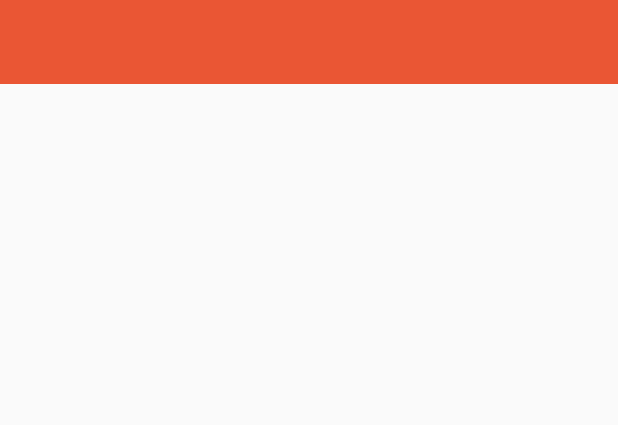
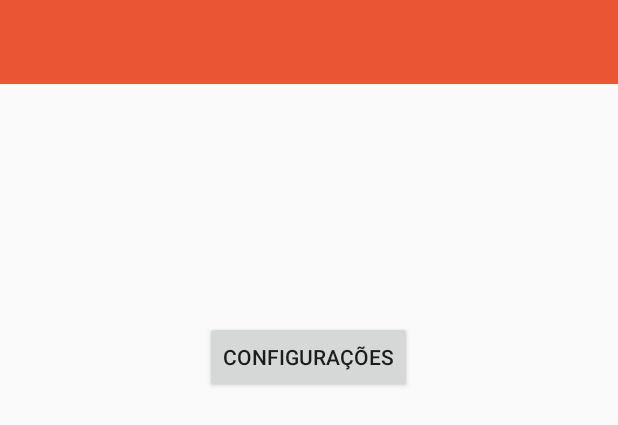
Before and after one commit to gabsouza/quem-e-quem-app, an Android app: the layout activity_principal_crianca.xml on its own in the app's theme, with its tools: preview values and no code run, on a phone screen of 412 x 824 dp. Shown: the top 425 px of the screen. Run offline under Robolectric (Android 15) with nearby library versions, the phone set to English and light mode, and no system bars.

Commit message:
Mudando respositório2

```diff
--- a/Aplicacao/app/src/main/res/layout/activity_principal_crianca.xml
+++ b/Aplicacao/app/src/main/res/layout/activity_principal_crianca.xml
@@ -10,4 +10,13 @@
         android:background="?attr/colorPrimary"
         android:minHeight="?attr/actionBarSize" />
 
+    <Button
+        android:layout_width="wrap_content"
+        android:layout_height="wrap_content"
+        android:text="Configurações"
+        android:id="@+id/bt_conf"
+        android:layout_below="@+id/tb_main"
+        android:layout_centerHorizontal="true"
+        android:layout_marginTop="158dp" />
+
 </RelativeLayout>
--- a/Aplicacao/build.gradle
+++ b/Aplicacao/build.gradle
@@ -12,6 +12,7 @@ buildscript {
     }
 }
 
+
 allprojects {
     repositories {
         jcenter()
```
Also changed, not shown: Aplicacao/app/build.gradle (+20 -6 lines), Aplicacao/app/src/main/AndroidManifest.xml (+7 -5 lines), Aplicacao/app/src/main/java/com/example/gabriela/aplicacao/TelaConfiguracoesCrianca.java (+6 -5 lines), Aplicacao/app/src/main/java/com/example/gabriela/aplicacao/TelaPrincipalCrianca.java (+22 -4 lines), Aplicacao/app/src/main/java/consumer/PerfilConsumer.java (added, +43 -0 lines).
